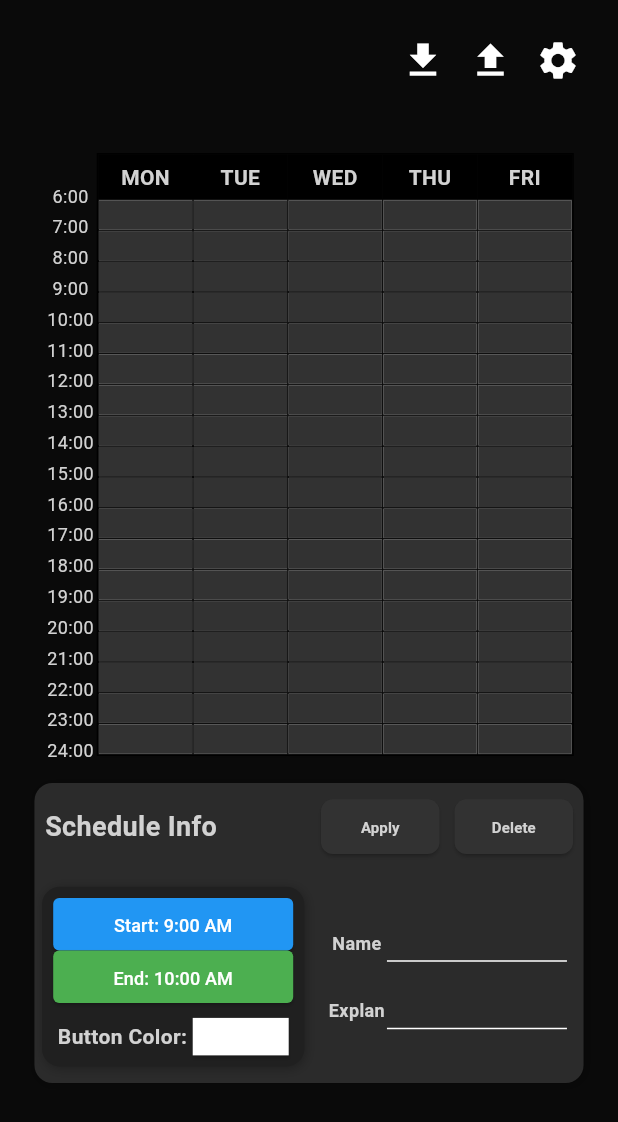
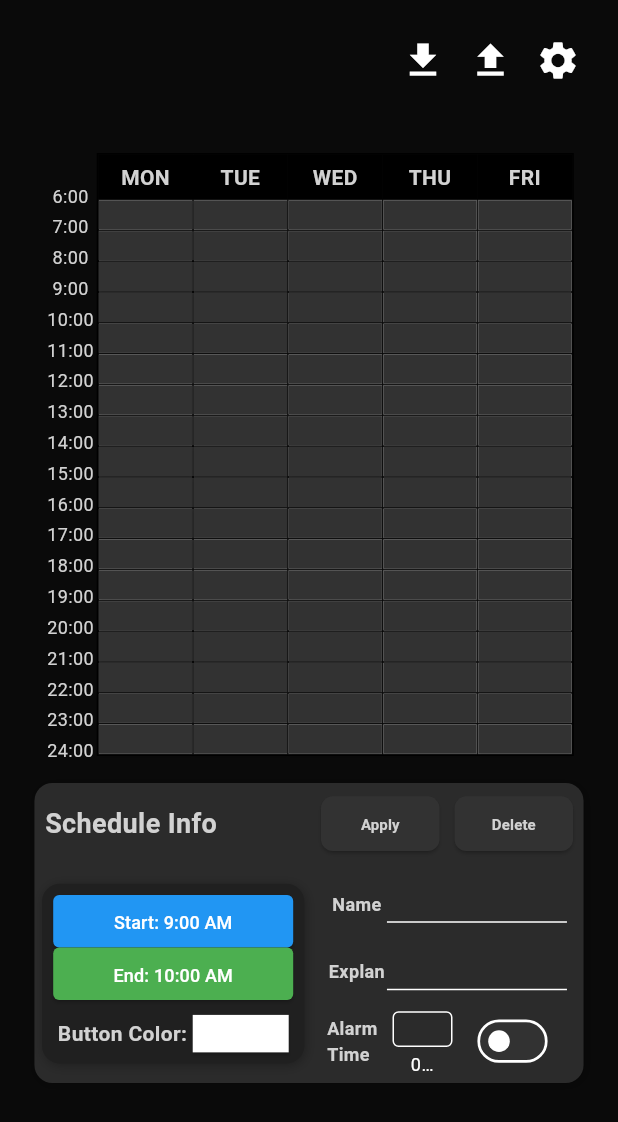
Before and after one commit to vrowdice/Flutter_Weekycal, a Flutter app: the screen it shows after launch, on a phone screen of 412 x 824 dp. Shown: the top 1122 px of the screen. Run offline on Flutter 3.47's test engine with Material 3 defaults, Android fonts, the phone set to English and light mode, and no system bars; our stand-ins replace flutter_colorpicker, shared_preferences; missing offline and left inert: home_widget; statements that could not run were skipped.

Commit message:
alarm wiget added

```diff
--- a/lib/mainWidget/ScheduleInfoContainer.dart
+++ b/lib/mainWidget/ScheduleInfoContainer.dart
@@ -59,10 +59,11 @@ class ScheduleInfoContainer extends StatelessWidget {
                   ),
                 ),
                 const Column(
-                  mainAxisAlignment: MainAxisAlignment.center,
+                  crossAxisAlignment: CrossAxisAlignment.start,
                   children: [
                     ScheduleInfoTextField(index: 0),
-                    ScheduleInfoTextField(index: 1)
+                    ScheduleInfoTextField(index: 1),
+                    AlarmToggle()
                   ],
                 ),
               ],
@@ -410,6 +411,64 @@ Future<Color> showColorPickerDialog(
   return selectedColor;
 }
 
+class AlarmToggle extends StatefulWidget {
+  const AlarmToggle({super.key});
+
+  @override
+  _AlarmToggleState createState() => _AlarmToggleState();
+}
+
+class _AlarmToggleState extends State<AlarmToggle> {
+  bool isSwitched = false; // 알람 스위치 상태
+  TextEditingController _timeController =
+      TextEditingController(); // 텍스트 필드 컨트롤러
+
+  @override
+  Widget build(BuildContext context) {
+    return Row(
+      mainAxisAlignment: MainAxisAlignment.center,
+      children: [
+        const SizedBox(width: 10),
+        const Text(
+          "Alarm\nTime",
+          style: TextStyle(fontWeight: FontWeight.bold, fontSize: 12),
+        ),
+        const SizedBox(width: 10),
+        // 알람 시간이 몇 분 전에 울릴지 설정하는 텍스트 필드
+        SizedBox(
+            width: 40,
+            height: 40,
+            child: TextField(
+              controller: _timeController,
+              keyboardType: TextInputType.number,
+              maxLength: 2,
+              maxLengthEnforcement: MaxLengthEnforcement.none,
+              decoration: const InputDecoration(
+                hintText: '10',
+                border: OutlineInputBorder(),
+                contentPadding:
+                    EdgeInsets.symmetric(horizontal: 8, vertical: 4),
+              ),
+              style: const TextStyle(fontSize: 14),
+            )),
+        const SizedBox(width: 10),
+        // 스위치 크기 줄이기
+        Transform.scale(
+          scale: 0.9, // 스위치 크기 축소
+          child: Switch(
+            value: isSwitched,
+            onChanged: (bool value) {
+              setState(() {
+                isSwitched = value;
+              });
+            },
+          ),
+        ),
+      ],
+    );
+  }
+}
+
 // Color Picker Dialog widget
 class ColorPickerDialog extends StatelessWidget {
   final Color initialColor;
```
Also changed, not shown: pubspec.lock, 9 other files.
